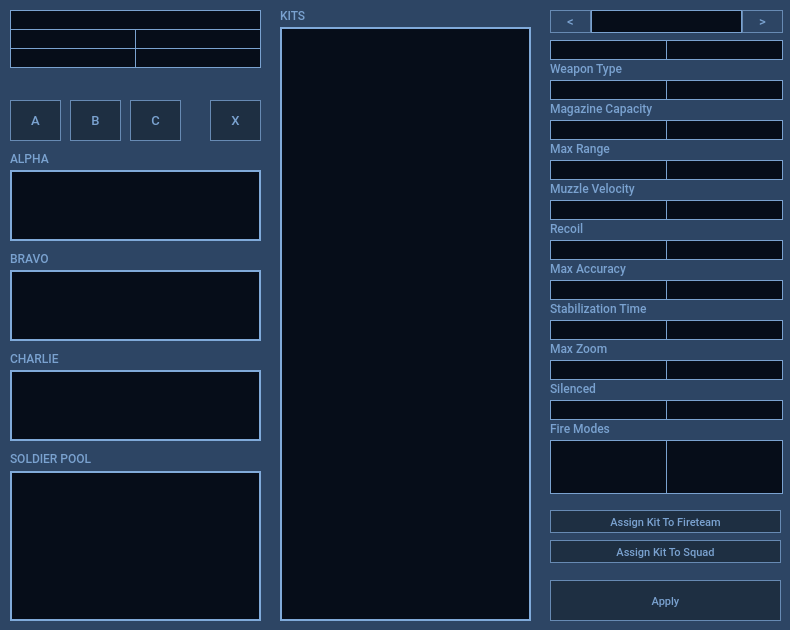
First picture: the form in platoonsetup.ui, repository cdur00q/GhostReconPlatoonSetupTool, before the edit.
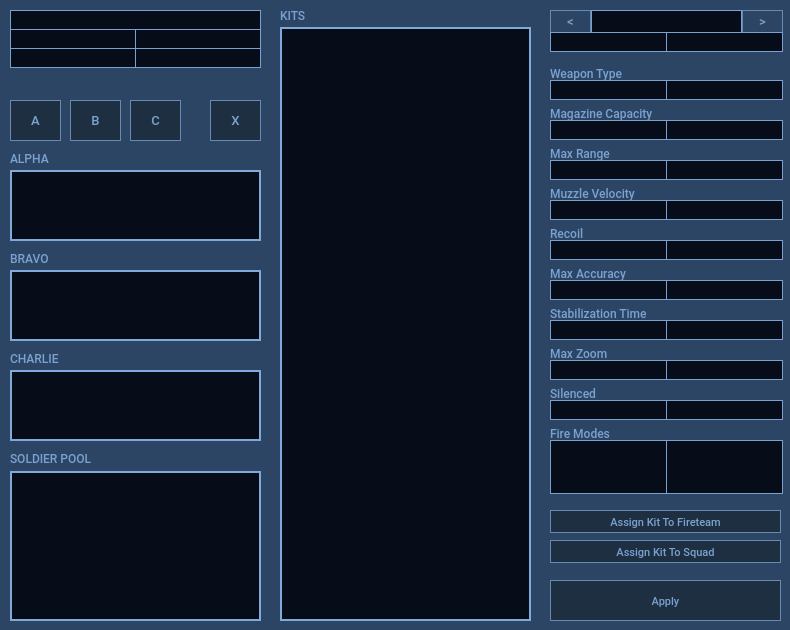
Second picture: the form after the edit.

The edit to the form file:
```diff
--- a/platoonsetup.ui
+++ b/platoonsetup.ui
@@ -13,6 +13,24 @@
     <height>630</height>
    </rect>
   </property>
+  <property name="sizePolicy">
+   <sizepolicy hsizetype="Fixed" vsizetype="Fixed">
+    <horstretch>0</horstretch>
+    <verstretch>0</verstretch>
+   </sizepolicy>
+  </property>
+  <property name="minimumSize">
+   <size>
+    <width>790</width>
+    <height>630</height>
+   </size>
+  </property>
+  <property name="maximumSize">
+   <size>
+    <width>790</width>
+    <height>630</height>
+   </size>
+  </property>
   <property name="font">
    <font>
     <family>Roboto Medium</family>
@@ -651,7 +669,7 @@
     <property name="geometry">
      <rect>
       <x>550</x>
-      <y>40</y>
+      <y>32</y>
       <width>117</width>
       <height>20</height>
      </rect>
@@ -676,7 +694,7 @@
     <property name="geometry">
      <rect>
       <x>550</x>
-      <y>100</y>
+      <y>105</y>
       <width>121</width>
       <height>16</height>
      </rect>
@@ -722,7 +740,7 @@
     <property name="geometry">
      <rect>
       <x>550</x>
-      <y>140</y>
+      <y>145</y>
       <width>121</width>
       <height>16</height>
      </rect>
@@ -768,7 +786,7 @@
     <property name="geometry">
      <rect>
       <x>550</x>
-      <y>180</y>
+      <y>185</y>
       <width>121</width>
       <height>16</height>
      </rect>
@@ -814,7 +832,7 @@
     <property name="geometry">
      <rect>
       <x>550</x>
-      <y>220</y>
+      <y>225</y>
       <width>121</width>
       <height>16</height>
      </rect>
@@ -860,7 +878,7 @@
     <property name="geometry">
      <rect>
       <x>550</x>
-      <y>260</y>
+      <y>265</y>
       <width>121</width>
       <height>16</height>
      </rect>
@@ -906,7 +924,7 @@
     <property name="geometry">
      <rect>
       <x>550</x>
-      <y>300</y>
+      <y>305</y>
       <width>121</width>
       <height>16</height>
      </rect>
@@ -952,7 +970,7 @@
     <property name="geometry">
      <rect>
       <x>550</x>
-      <y>340</y>
+      <y>345</y>
       <width>121</width>
       <height>16</height>
      </rect>
@@ -998,7 +1016,7 @@
     <property name="geometry">
      <rect>
       <x>550</x>
-      <y>380</y>
+      <y>385</y>
       <width>121</width>
       <height>16</height>
      </rect>
@@ -1044,7 +1062,7 @@
     <property name="geometry">
      <rect>
       <x>550</x>
-      <y>420</y>
+      <y>425</y>
       <width>121</width>
       <height>16</height>
      </rect>
@@ -1110,7 +1128,7 @@
     <property name="geometry">
      <rect>
       <x>550</x>
-      <y>60</y>
+      <y>65</y>
       <width>121</width>
       <height>16</height>
      </rect>
@@ -1159,7 +1177,7 @@
     <property name="geometry">
      <rect>
       <x>666</x>
-      <y>40</y>
+      <y>32</y>
       <width>117</width>
       <height>20</height>
      </rect>
```
Left out of the diff: 14 changed lines with no effect on the pictures.
